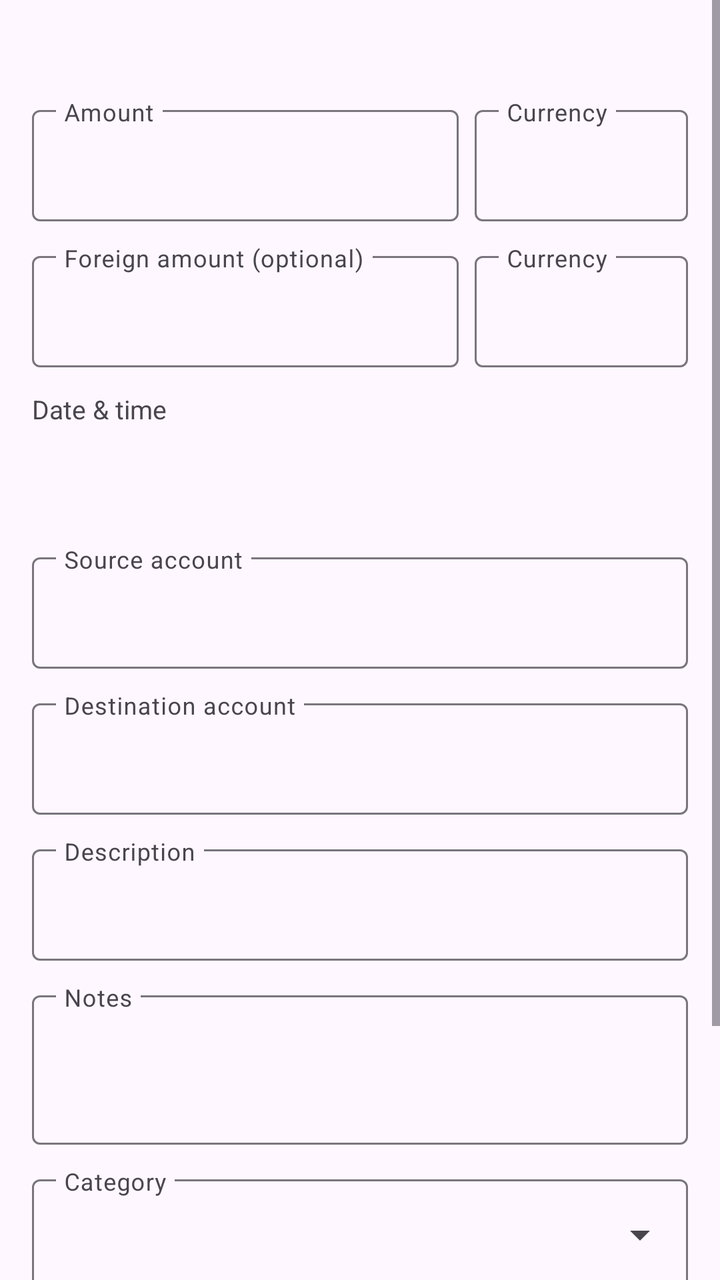
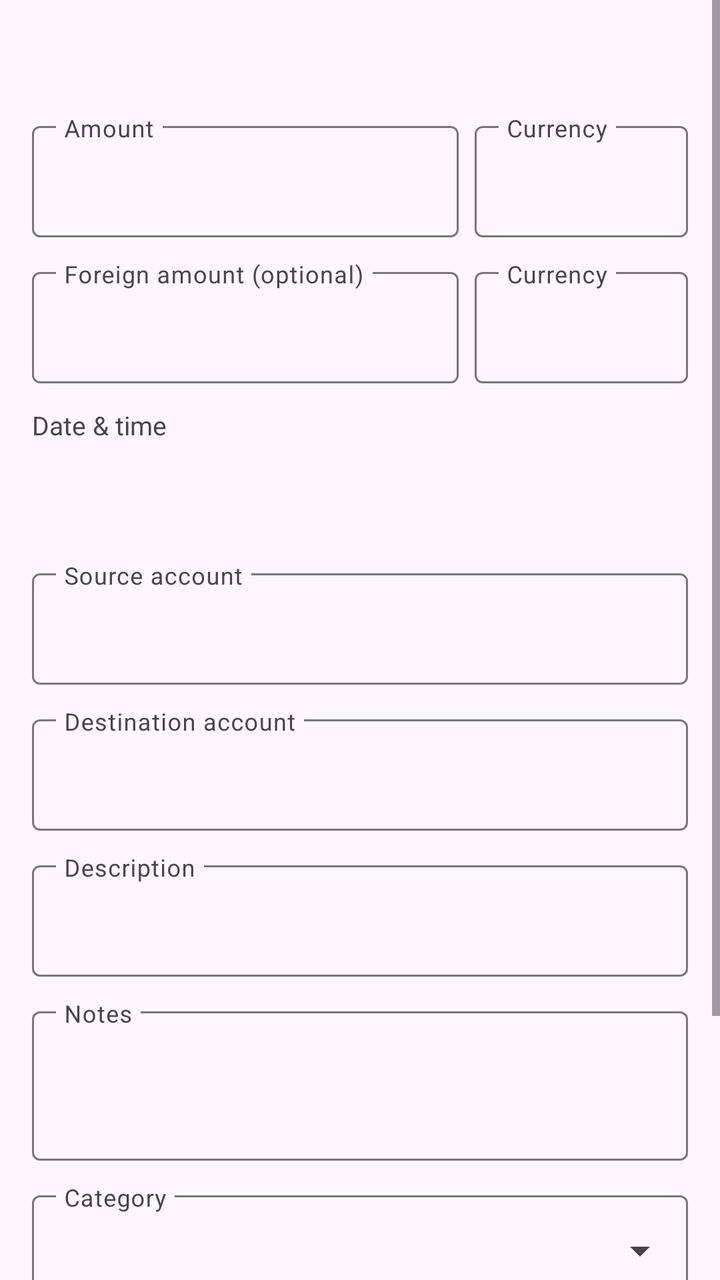

The first picture is an Android layout as it rendered before a commit; the second is the same layout after the commit. The layout source and the unified diff follow.
<!-- AndroidManifest.xml: application theme Theme.FfNotifyImporter -->
<!-- res/layout/fragment_create_transaction.xml -->
<?xml version="1.0" encoding="utf-8"?>
<ScrollView xmlns:android="http://schemas.android.com/apk/res/android"
    xmlns:app="http://schemas.android.com/apk/res-auto"
    android:layout_width="match_parent"
    android:layout_height="match_parent">

    <LinearLayout
        android:layout_width="match_parent"
        android:layout_height="wrap_content"
        android:orientation="vertical"
        android:padding="16dp">

        <TextView
            android:id="@+id/alreadyLinkedWarningText"
            android:layout_width="match_parent"
            android:layout_height="wrap_content"
            android:layout_marginBottom="16dp"
            android:textColor="?attr/colorError"
            android:textStyle="bold"
            android:textSize="14sp"
            android:visibility="gone" />

        <TextView
            android:id="@+id/kindText"
            android:layout_width="match_parent"
            android:layout_height="wrap_content"
            android:layout_marginBottom="16dp"
            android:textColor="#888888"
            android:textSize="13sp" />

        <LinearLayout
            android:layout_width="match_parent"
            android:layout_height="wrap_content"
            android:layout_marginBottom="12dp"
            android:orientation="horizontal">

            <com.google.android.material.textfield.TextInputLayout
                android:layout_width="0dp"
                android:layout_height="wrap_content"
                android:layout_marginEnd="8dp"
                android:layout_weight="2"
                android:hint="@string/create_tx_field_amount"
                app:expandedHintEnabled="false">

                <com.google.android.material.textfield.TextInputEditText
                    android:id="@+id/amountInput"
                    android:layout_width="match_parent"
                    android:layout_height="wrap_content"
                    android:inputType="numberDecimal" />

            </com.google.android.material.textfield.TextInputLayout>

            <com.google.android.material.textfield.TextInputLayout
                android:layout_width="0dp"
                android:layout_height="wrap_content"
                android:layout_weight="1"
                android:hint="@string/create_tx_field_currency"
                app:expandedHintEnabled="false">

                <com.google.android.material.textfield.TextInputEditText
                    android:id="@+id/currencyCodeInput"
                    android:layout_width="match_parent"
                    android:layout_height="wrap_content"
                    android:inputType="textCapCharacters"
                    android:maxLines="1" />

            </com.google.android.material.textfield.TextInputLayout>

        </LinearLayout>

        <LinearLayout
            android:layout_width="match_parent"
            android:layout_height="wrap_content"
            android:layout_marginBottom="12dp"
            android:orientation="horizontal">

            <com.google.android.material.textfield.TextInputLayout
                android:layout_width="0dp"
                android:layout_height="wrap_content"
                android:layout_marginEnd="8dp"
                android:layout_weight="2"
                android:hint="@string/create_tx_field_foreign_amount"
                app:expandedHintEnabled="false">

                <com.google.android.material.textfield.TextInputEditText
                    android:id="@+id/foreignAmountInput"
                    android:layout_width="match_parent"
                    android:layout_height="wrap_content"
                    android:inputType="numberDecimal" />

            </com.google.android.material.textfield.TextInputLayout>

            <com.google.android.material.textfield.TextInputLayout
                android:layout_width="0dp"
                android:layout_height="wrap_content"
                android:layout_weight="1"
                android:hint="@string/create_tx_field_currency"
                app:expandedHintEnabled="false">

                <com.google.android.material.textfield.TextInputEditText
                    android:id="@+id/foreignCurrencyCodeInput"
                    android:layout_width="match_parent"
                    android:layout_height="wrap_content"
                    android:inputType="textCapCharacters"
                    android:maxLines="1" />

            </com.google.android.material.textfield.TextInputLayout>

        </LinearLayout>

        <TextView
            android:layout_width="match_parent"
            android:layout_height="wrap_content"
            android:text="@string/create_tx_field_datetime"
            android:textSize="13sp" />

        <Button
            android:id="@+id/dateTimeButton"
            style="?attr/borderlessButtonStyle"
            android:layout_width="wrap_content"
            android:layout_height="wrap_content"
            android:layout_marginBottom="12dp"
            android:minWidth="0dp"
            android:paddingStart="0dp"
            android:textAllCaps="false" />

        <com.google.android.material.textfield.TextInputLayout
            android:id="@+id/sourceAccountLayout"
            android:layout_width="match_parent"
            android:layout_height="wrap_content"
            android:layout_marginBottom="12dp"
            android:hint="@string/create_tx_field_source_account"
            app:expandedHintEnabled="false">

            <com.google.android.material.textfield.TextInputEditText
                android:id="@+id/sourceAccountInput"
                android:layout_width="match_parent"
                android:layout_height="wrap_content" />

        </com.google.android.material.textfield.TextInputLayout>

        <com.google.android.material.textfield.TextInputLayout
            android:id="@+id/destinationAccountLayout"
            android:layout_width="match_parent"
            android:layout_height="wrap_content"
            android:layout_marginBottom="12dp"
            android:hint="@string/create_tx_field_destination_account"
            app:expandedHintEnabled="false">

            <com.google.android.material.textfield.TextInputEditText
                android:id="@+id/destinationAccountInput"
                android:layout_width="match_parent"
                android:layout_height="wrap_content" />

        </com.google.android.material.textfield.TextInputLayout>

        <com.google.android.material.textfield.TextInputLayout
            android:layout_width="match_parent"
            android:layout_height="wrap_content"
            android:layout_marginBottom="12dp"
            android:hint="@string/create_tx_field_description"
            app:expandedHintEnabled="false">

            <com.google.android.material.textfield.TextInputEditText
                android:id="@+id/descriptionInput"
                android:layout_width="match_parent"
                android:layout_height="wrap_content" />

        </com.google.android.material.textfield.TextInputLayout>

        <com.google.android.material.textfield.TextInputLayout
            android:layout_width="match_parent"
            android:layout_height="wrap_content"
            android:layout_marginBottom="12dp"
            android:hint="@string/create_tx_field_notes"
            app:expandedHintEnabled="false">

            <com.google.android.material.textfield.TextInputEditText
                android:id="@+id/notesInput"
                android:layout_width="match_parent"
                android:layout_height="wrap_content"
                android:gravity="top"
                android:inputType="textMultiLine"
                android:minLines="2" />

        </com.google.android.material.textfield.TextInputLayout>

        <com.google.android.material.textfield.TextInputLayout
            android:id="@+id/categoryLayout"
            android:layout_width="match_parent"
            android:layout_height="wrap_content"
            android:layout_marginBottom="12dp"
            android:hint="@string/create_tx_field_category"
            app:expandedHintEnabled="false"
            app:endIconMode="custom"
            app:endIconDrawable="@drawable/ic_dropdown"
            app:endIconContentDescription="@string/create_tx_pick_category">

            <com.google.android.material.textfield.TextInputEditText
                android:id="@+id/categoryInput"
                android:layout_width="match_parent"
                android:layout_height="wrap_content" />

        </com.google.android.material.textfield.TextInputLayout>

        <com.google.android.material.textfield.TextInputLayout
            android:layout_width="match_parent"
            android:layout_height="wrap_content"
            android:layout_marginBottom="16dp"
            android:hint="@string/create_tx_field_tags"
            app:expandedHintEnabled="false">

            <com.google.android.material.textfield.TextInputEditText
                android:id="@+id/tagsInput"
                android:layout_width="match_parent"
                android:layout_height="wrap_content" />

        </com.google.android.material.textfield.TextInputLayout>

        <LinearLayout
            android:layout_width="match_parent"
            android:layout_height="wrap_content"
            android:orientation="horizontal">

            <View
                android:layout_width="0dp"
                android:layout_height="1dp"
                android:layout_weight="1" />

            <Button
                android:id="@+id/createTransactionButton"
                android:layout_width="wrap_content"
                android:layout_height="wrap_content"
                android:text="@string/test_match_create" />

        </LinearLayout>

    </LinearLayout>

</ScrollView>
<!-- resources referenced by this layout -->
<resources>
  <!-- drawable ic_dropdown (drawable) -->
  <?xml version="1.0" encoding="utf-8"?>
  <vector xmlns:android="http://schemas.android.com/apk/res/android"
      android:width="24dp"
      android:height="24dp"
      android:viewportWidth="24"
      android:viewportHeight="24"
      android:tint="?attr/colorOnSurfaceVariant">
      <path
          android:fillColor="#FF000000"
          android:pathData="M7,10l5,5 5,-5z" />
  </vector>
  <string name="create_tx_field_amount">Amount</string>
  <string name="create_tx_field_category">Category</string>
  <string name="create_tx_field_currency">Currency</string>
  <string name="create_tx_field_datetime">Date &amp; time</string>
  <string name="create_tx_field_description">Description</string>
  <string name="create_tx_field_destination_account">Destination account</string>
  <string name="create_tx_field_foreign_amount">Foreign amount (optional)</string>
  <string name="create_tx_field_notes">Notes</string>
  <string name="create_tx_field_source_account">Source account</string>
  <string name="create_tx_field_tags">Tags (comma-separated)</string>
  <string name="create_tx_pick_category">Pick category</string>
  <string name="test_match_create">Create transaction</string>
  <style name="Theme.FfNotifyImporter" parent="Theme.Material3.DayNight.NoActionBar" />
</resources>

<!-- the commit's change to res/layout/fragment_create_transaction.xml (unified diff, before → after) -->
@@ -25,6 +25,8 @@
             android:layout_width="match_parent"
             android:layout_height="wrap_content"
             android:layout_marginBottom="16dp"
+            android:background="?attr/selectableItemBackground"
+            android:paddingVertical="4dp"
             android:textColor="#888888"
             android:textSize="13sp" />
 
